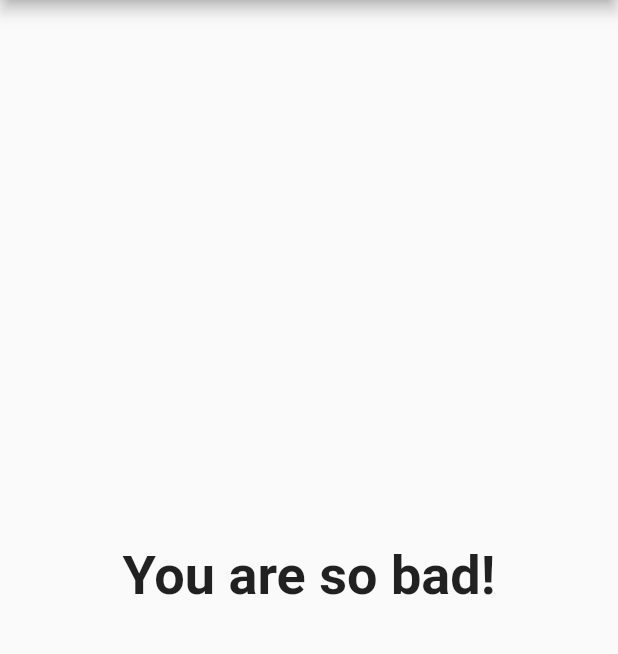
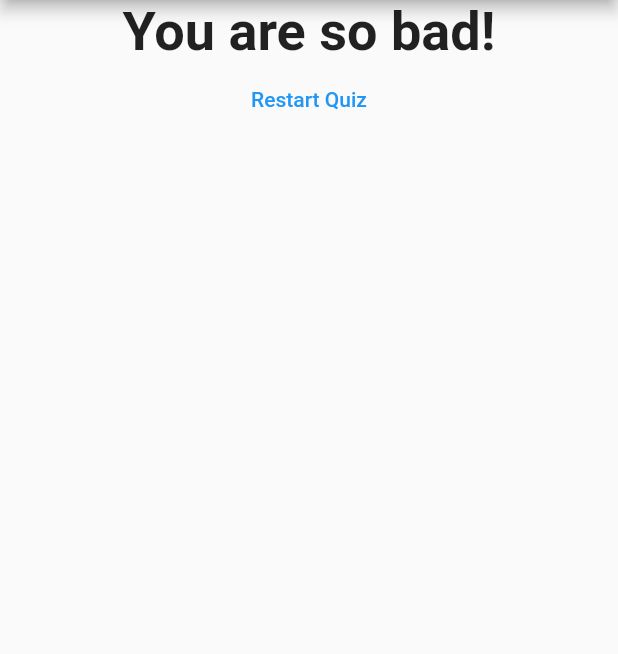
Before and after one commit to hamzaali81/flutter-app-testing, a Flutter app: the screen it shows after launch, after a tap on "Black", after a tap on "Monkey", after a tap on "Student", on a phone screen of 412 x 824 dp, the part 84-738 px from its top. Run offline on Flutter 3.47's test engine with Material 2 defaults, Android fonts, the phone set to English and light mode, and no system bars.

Commit message:
Resetting buttons

```diff
--- a/app/lib/main.dart
+++ b/app/lib/main.dart
@@ -56,6 +56,15 @@ class _MyAppState extends State<MyApp> {
   ];
   var _questionIndex = 0;
   var _totalScore=0;
+
+    void _resultQuiz(){
+      setState((){
+
+      });
+       _questionIndex=0;
+       _totalScore=0;
+    }
+
   void _answerQuestion(int score) {
     //   var aBool=true;
     //  aBool=false;
@@ -170,7 +179,7 @@ class _MyAppState extends State<MyApp> {
                 questions: _questions,
               )
             //questions is entire property of class
-            : Result(_totalScore),
+            : Result(_totalScore,_resultQuiz),
         // Center(child: Text('You did it!')),
         //Ctrl+Space
       ),
--- a/app/lib/quiz.dart
+++ b/app/lib/quiz.dart
@@ -6,6 +6,8 @@ class Quiz extends StatelessWidget {
   final List<Map<String, Object>> questions;
   final int questionIndex;
   final Function answerQuestion;
+
+
   Quiz(
       {@required this.questions,
       @required this.answerQuestion,
--- a/app/lib/result.dart
+++ b/app/lib/result.dart
@@ -2,8 +2,9 @@ import 'package:flutter/material.dart';
 
 class Result extends StatelessWidget {
   final int resultScore;
+  final Function resultHandler;
 
-  Result(this.resultScore);
+  Result(this.resultScore, this.resultHandler);
   //getters mixture of property and method
   String get resultPhrase {
     // var resultText='You do it!';
@@ -14,6 +15,8 @@ class Result extends StatelessWidget {
       resultText = 'You are pentual';
     } else if (resultScore <= 16) {
       resultText = 'You are may intelligent';
+    } else if (resultScore < 20) {
+      resultText = 'You are genuis';
     } else {
       resultText = 'You are so bad!';
     }
@@ -24,14 +27,28 @@ class Result extends StatelessWidget {
   @override
   Widget build(BuildContext context) {
     return Center(
-      child: Text(
-        // 'You did it!',
-        resultPhrase,
-        style: TextStyle(
-          fontSize: 36,
-          fontWeight: FontWeight.bold),
-          textAlign: TextAlign.center,
-
+      //
+      child: Column(
+        children: <Widget>[
+          // 'You did it!',
+          // resultPhrase,
+          // style: TextStyle(
+          //   fontSize: 36,
+          //   fontWeight: FontWeight.bold),
+          //   textAlign: TextAlign.center,
+          Text(
+            resultPhrase,
+            style: TextStyle(fontSize: 36, fontWeight: FontWeight.bold),
+            textAlign: TextAlign.center,
+          ),
+          FlatButton(
+            onPressed: resultHandler,
+            textColor: Colors.blue,
+            child: Text(
+              'Restart Quiz',
+            ),
+          )
+        ],
       ),
     );
   }
```
Also changed, not shown: app/lib/shortcut .txt (added).
